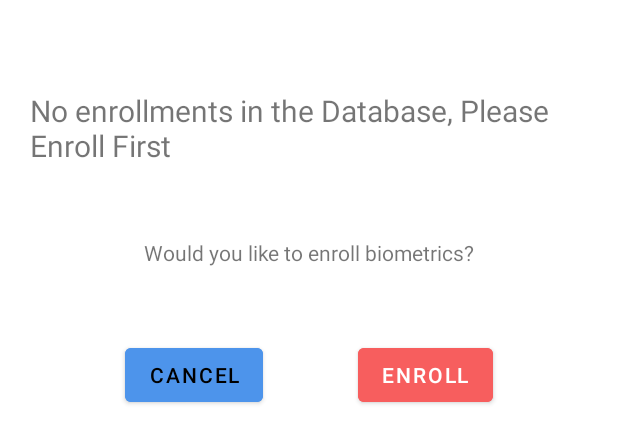
After one commit to Shamalsiri/ATS_Biometrics, an Android app: the layout enroll_popup.xml on its own in the app's theme, with its tools: preview values and no code run, on a phone screen of 412 x 824 dp. The commit adds this screen. Shown: the top 443 px of the screen. Run offline under Robolectric (Android 15) with nearby library versions, the phone set to English and light mode, and no system bars.

Commit message:
[SS] Enrollment popup dialog.

```diff
--- /dev/null
+++ b/app/src/main/res/layout/enroll_popup.xml
@@ -0,0 +1,53 @@
+<?xml version="1.0" encoding="utf-8"?>
+<androidx.constraintlayout.widget.ConstraintLayout xmlns:android="http://schemas.android.com/apk/res/android"
+    xmlns:app="http://schemas.android.com/apk/res-auto"
+    xmlns:tools="http://schemas.android.com/tools"
+    android:layout_width="match_parent"
+    android:layout_height="match_parent"
+    android:padding="20dp">
+
+    <TextView
+        android:id="@+id/tv_title"
+        android:layout_width="wrap_content"
+        android:layout_height="wrap_content"
+        android:layout_marginTop="40dp"
+        android:text="No enrollments in the Database, Please Enroll First "
+        android:textSize="20sp"
+        app:layout_constraintEnd_toEndOf="parent"
+        app:layout_constraintStart_toStartOf="parent"
+        app:layout_constraintTop_toTopOf="parent" />
+
+    <TextView
+        android:id="@+id/tv_sub_title"
+        android:layout_width="wrap_content"
+        android:layout_height="wrap_content"
+        android:layout_marginTop="48sp"
+        android:text="Would you like to enroll biometrics?"
+        app:layout_constraintEnd_toEndOf="parent"
+        app:layout_constraintStart_toStartOf="parent"
+        app:layout_constraintTop_toBottomOf="@+id/tv_title" />
+
+    <com.google.android.material.button.MaterialButton
+        android:id="@+id/btn_enroll"
+        android:layout_width="wrap_content"
+        android:layout_height="wrap_content"
+        android:backgroundTint="#f75e5e"
+        android:text="Enroll"
+        app:layout_constraintBaseline_toBaselineOf="@+id/btn_cancel"
+        app:layout_constraintEnd_toEndOf="parent"
+        app:layout_constraintStart_toEndOf="@+id/btn_cancel" />
+
+    <com.google.android.material.button.MaterialButton
+        android:id="@+id/btn_cancel"
+        android:layout_width="wrap_content"
+        android:layout_height="wrap_content"
+        android:layout_marginTop="48dp"
+        android:backgroundTint="#4d94eb"
+        android:text="Cancel"
+        android:textColor="@color/black"
+        app:layout_constraintEnd_toStartOf="@+id/btn_enroll"
+        app:layout_constraintHorizontal_bias="0.5"
+        app:layout_constraintStart_toStartOf="parent"
+        app:layout_constraintTop_toBottomOf="@+id/tv_sub_title" />
+
+</androidx.constraintlayout.widget.ConstraintLayout>
```
Also changed, not shown: app/src/main/java/com/siriwardana/ats_biometrics/BioViewActivity.java (+55 -5 lines), app/src/main/java/com/siriwardana/ats_biometrics/MainActivity.java (+1 -10 lines), app/src/main/res/layout/activity_main.xml (+0 -10 lines).
